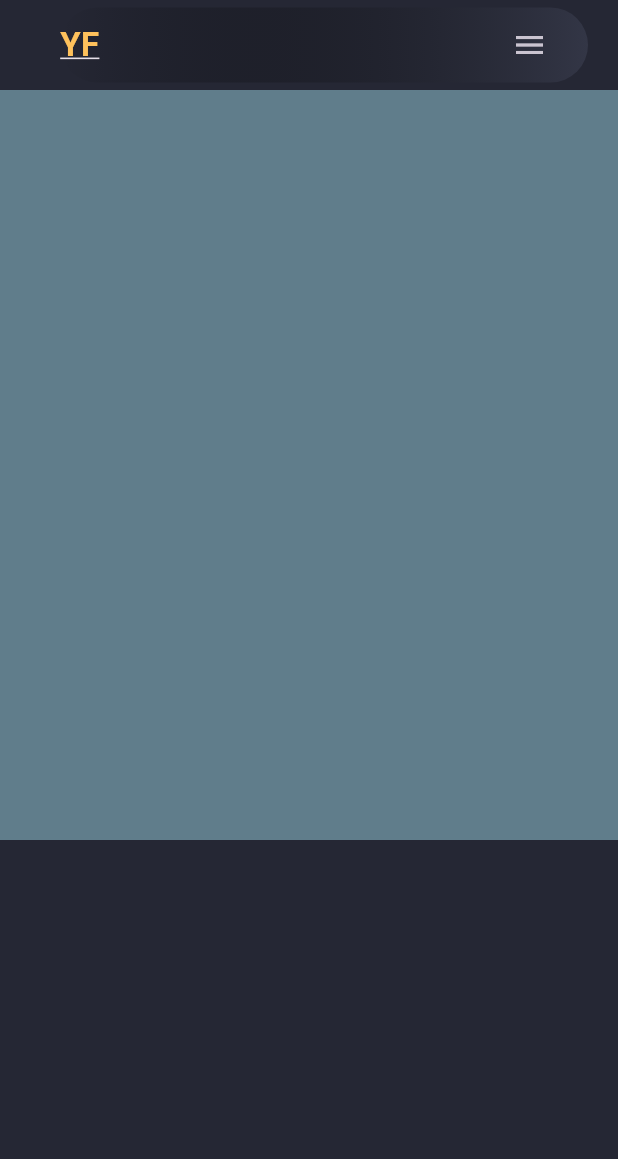
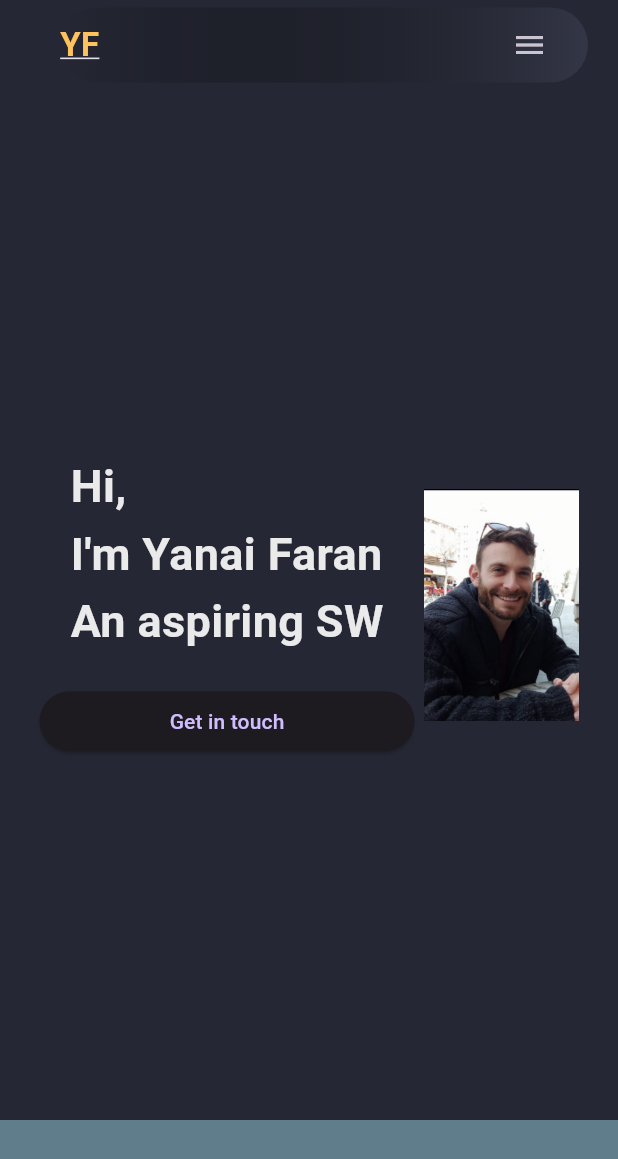
Before and after one commit to Yanai99/flutter-portfolio, a Flutter app: the screen it shows after launch, on a phone screen of 412 x 824 dp. Shown: the top 1159 px of the screen. Run offline on Flutter 3.47's test engine with Material 3 defaults, Android fonts, the phone set to English and light mode, and no system bars.

Commit message:
step 6 completed

```diff
--- a/flutter_application_1/lib/pages/home_page.dart
+++ b/flutter_application_1/lib/pages/home_page.dart
@@ -9,6 +9,7 @@ import '../styles/style.dart';
 import '../widgets/drawer_mobile.dart';
 import '../widgets/header_desktop.dart';
 import '../widgets/header_mobile.dart';
+import '../widgets/main_desktop.dart';
 
 
 class HomePage extends StatefulWidget {
@@ -22,6 +23,9 @@ class _HomePageState extends State<HomePage> {
   final scaffoldKey = GlobalKey<ScaffoldState>();
   @override
   Widget build(BuildContext context) {
+    final screenSize = MediaQuery.of(context).size;
+    final screenWidth = screenSize.width;
+
     return LayoutBuilder(
       builder: (context,constraints) {
         return Scaffold(
@@ -41,6 +45,9 @@ class _HomePageState extends State<HomePage> {
                   scaffoldKey.currentState?.openEndDrawer();
                 },
               ),
+
+              const MainDesktop(),
+
                // Skills
               Container(
                 height: 500,
--- /dev/null
+++ b/flutter_application_1/lib/widgets/main_desktop.dart
@@ -0,0 +1,42 @@
+import 'package:flutter/material.dart';
+
+import '../constants/colors.dart';
+
+class MainDesktop extends StatelessWidget {
+  const MainDesktop({super.key});
+
+  @override
+  Widget build(BuildContext context) {
+    final screenSize = MediaQuery.of(context).size;
+    final screenWidth = screenSize.width;
+    final screenHeight = screenSize.height;
+
+    return               Container(
+                margin: EdgeInsets.symmetric(horizontal: 20,),
+                height: screenHeight /1.2,
+                constraints: BoxConstraints(minHeight: 350,),
+                child:Row(
+                  mainAxisAlignment: MainAxisAlignment.spaceEvenly,
+                children: [
+                  Column(
+                    mainAxisAlignment: MainAxisAlignment.center,
+                    children: [
+                        const Text("Hi,\nI'm Yanai Faran\nAn aspiring SW",
+                              style: TextStyle(fontSize: 30,
+                              height: 1.5,
+                              fontWeight: FontWeight.bold,color: CustomColor.whitePrimary) ,),
+                        const SizedBox(height: 20,),
+                        SizedBox(
+                          width: 250,
+                          child: ElevatedButton(onPressed: (){}, child: const Text("Get in touch"),)
+                          )
+                    ],
+                  ),
+                  Image.asset(
+                    "assets/profile_pic.jpeg",
+                    width:screenWidth/4,)
+                  ],
+                  ),
+                  );
+  }
+}
--- a/flutter_application_1/pubspec.yaml
+++ b/flutter_application_1/pubspec.yaml
@@ -59,8 +59,8 @@ flutter:
   uses-material-design: true
 
   # To add assets to your application, add an assets section, like this:
-  # assets:
-  #   - images/a_dot_burr.jpeg
+  assets:
+   - assets/
   #   - images/a_dot_ham.jpeg
 
   # An image asset can refer to one or more resolution-specific "variants", see
```
Also changed, not shown: flutter_application_1/assets/profile_pic.jpeg (added).
